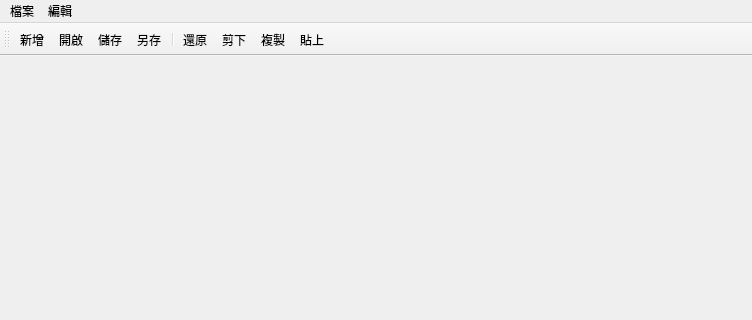
This is 1201_Mainwindow/mainwindow.ui in HuaMa001/Window-Design-NFU as Qt 5 draws it before an edit; both pictures show x 0 to 752 and y 0 to 320 of the 752 by 522 pixel window. The edited form follows.
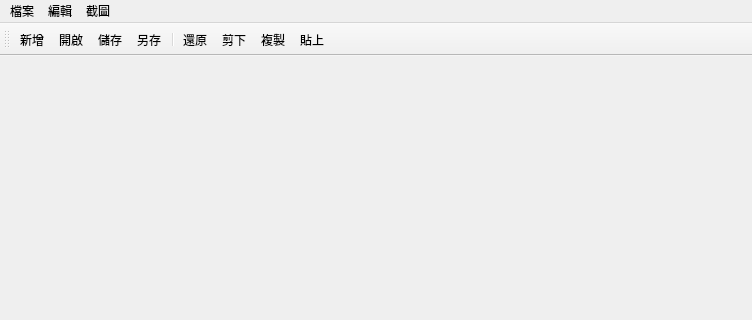
This is the edited form.

Commit message:
Add Screenshot menu (截圖) with save functionality to MainWindow
- Added third QMenu "截圖" (Screenshot) to mainwindow.ui
- Added actionScreenshot with "截圖保存" text and Ctrl+P shortcut
- Implemented on_actionScreenshot_triggered() slot in mainwindow.cpp
- Uses QWidget::grab() to capture window, QFileDialog to save as PNG/JPEG
- Updated .gitignore to exclude build artifacts

What changed in the file:
```diff
--- a/1201_Mainwindow/mainwindow.ui
+++ b/1201_Mainwindow/mainwindow.ui
@@ -44,8 +44,15 @@
     <addaction name="action_4"/>
     <addaction name="action_5"/>
    </widget>
+   <widget class="QMenu" name="menu_3">
+    <property name="title">
+     <string>截圖</string>
+    </property>
+    <addaction name="actionScreenshot"/>
+   </widget>
    <addaction name="menu"/>
    <addaction name="menu_2"/>
+   <addaction name="menu_3"/>
   </widget>
   <widget class="QStatusBar" name="statusbar"/>
   <widget class="QToolBar" name="toolBar">
```
Left out of the diff: 8 changed lines with no effect on the pictures. The commit also changes 4 other files.
